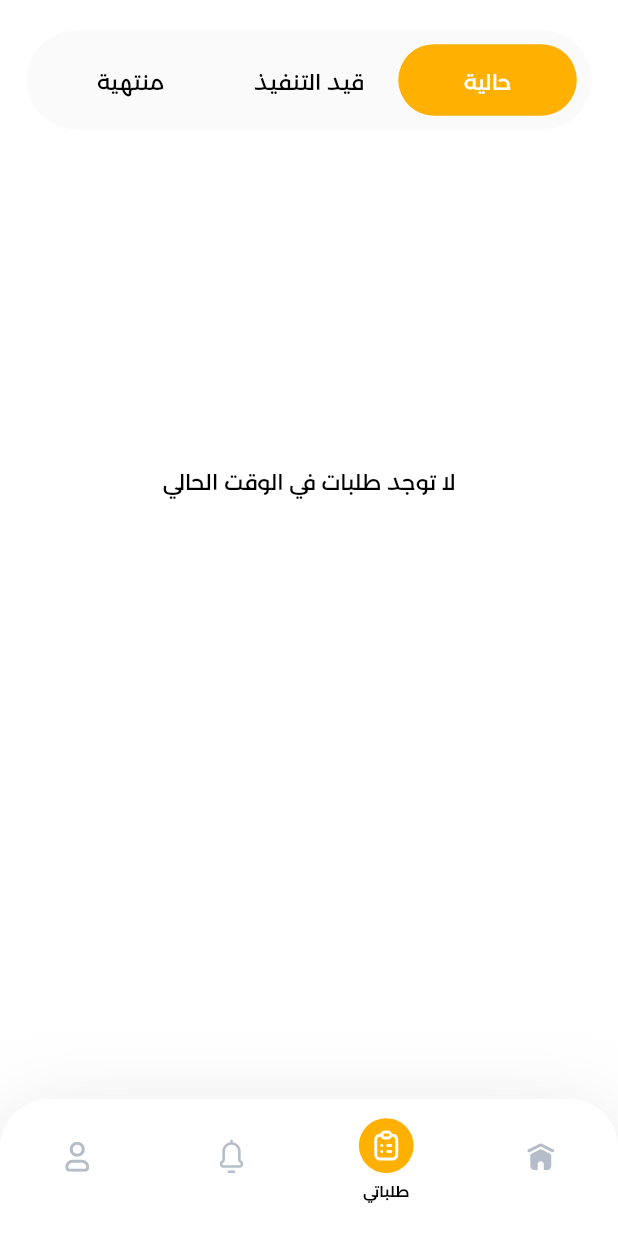
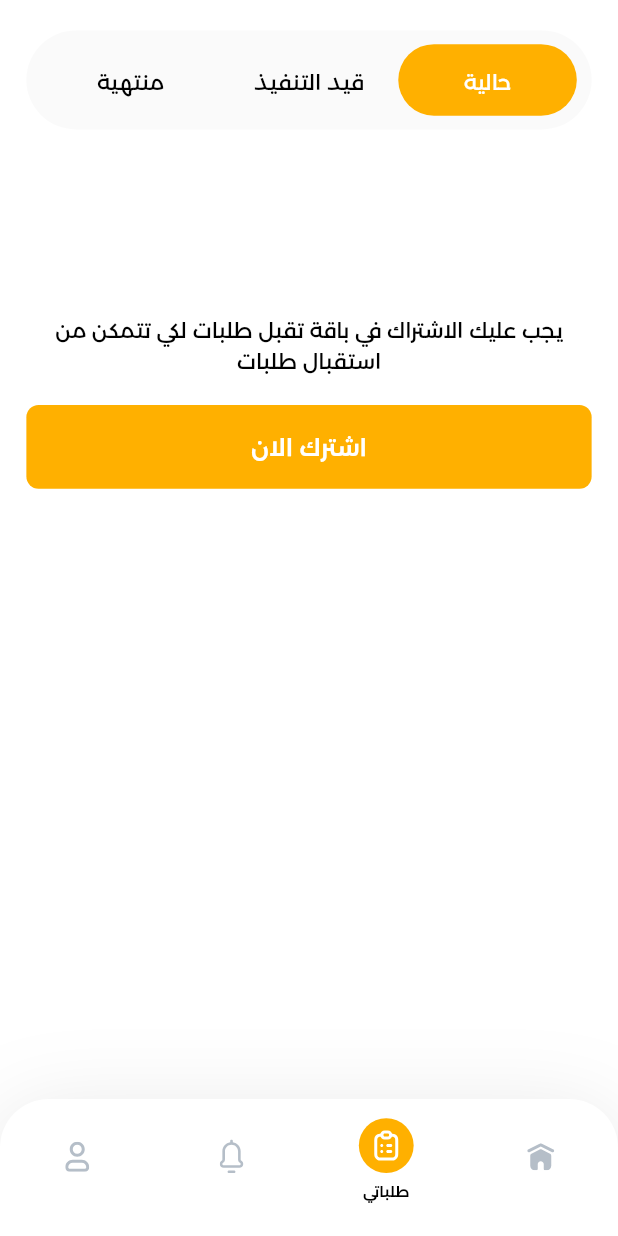
Before and after one commit to kayanteam/Tasty-Choise_Provider_Flutter, a Flutter app: the MainScreen screen opened directly, item 3 of the bottom bar chosen, on a phone screen of 412 x 824 dp. Run offline on Flutter 3.47's test engine with Material 2 defaults, Android fonts, the phone set to English and light mode, and no system bars; drawn by our look-alikes of pull_to_refresh; our stand-ins replace bloc, dartz, dio, file_picker, firebase_core, firebase_crashlytics and 13 more; missing offline and left inert: video_thumbnail; accounts and stored records are empty; generated files the repository leaves out were written again; network calls fail; project files that could hold a hidden picture were left out.

Commit message:
finish app

```diff
--- a/lib/core/components/terms_and_privacy_widget.dart
+++ b/lib/core/components/terms_and_privacy_widget.dart
@@ -30,6 +30,7 @@ class _TermsAndPrivacyPolicyWidgetState
             setState(() {
               enabled = !enabled;
             });
+            AuthCubit.get(context).changeAgree(enabled);
           },
           child: MyContainerShape(
             height: 24,
--- a/lib/core/storage/pref/pref_keys.dart
+++ b/lib/core/storage/pref/pref_keys.dart
@@ -14,6 +14,7 @@ class PrefKeys {
   static const String IMAGE_USER = 'image';
   static const String MANAGER_NAME = 'manager_name';
   static const String EMAIL = 'email';
+  static const String IS_SUBSCRIBE = 'is_subs';
 
   // ! Lang
   static const String LANG = 'lang';
--- a/lib/core/storage/pref/shared_pref_controller.dart
+++ b/lib/core/storage/pref/shared_pref_controller.dart
@@ -29,6 +29,8 @@ class SharedPrefController {
     await _preferences.setString(PrefKeys.TOKEN, user.token ?? "");
     await _preferences.setString(PrefKeys.EMAIL, user.email ?? "");
     await _preferences.setString(PrefKeys.MANAGER_NAME, user.mangerName ?? "");
+    await _preferences.setBool(
+        PrefKeys.IS_SUBSCRIBE, user.isSubscribed ?? false);
     return await _preferences.setString(PrefKeys.IMAGE_USER, user.image ?? "");
   }
 
@@ -40,6 +42,7 @@ class SharedPrefController {
     String managerName = _preferences.getString(PrefKeys.MANAGER_NAME) ?? "";
     String image = _preferences.getString(PrefKeys.IMAGE_USER) ?? "";
     String email = _preferences.getString(PrefKeys.EMAIL) ?? "";
+    bool? isSubs = _preferences.getBool(PrefKeys.IS_SUBSCRIBE);
 
     return UserModel(
       id: id,
@@ -49,6 +52,7 @@ class SharedPrefController {
       mangerName: managerName,
       image: image,
       email: email,
+      isSubscribed: isSubs,
     );
   }
 
--- a/lib/future/auth/models/user_model.dart
+++ b/lib/future/auth/models/user_model.dart
@@ -6,6 +6,7 @@ class UserModel {
   String? email;
   String? token;
   String? mangerName;
+  bool? isSubscribed;
 
   UserModel(
       {this.id,
@@ -14,6 +15,7 @@ class UserModel {
       this.phone,
       this.email,
       this.token,
+      this.isSubscribed,
       this.mangerName});
 
   UserModel.fromJson(Map<String, dynamic> json) {
@@ -24,6 +26,7 @@ class UserModel {
     email = json['email'];
     token = json['token'];
     mangerName = json['manger_name'];
+    isSubscribed = json['is_subscribed'];
   }
 
   Map<String, dynamic> toJson() {
@@ -35,6 +38,8 @@ class UserModel {
     data['email'] = email;
     data['token'] = token;
     data['manger_name'] = mangerName;
+    data['is_subscribed'] = isSubscribed;
+
     return data;
   }
 }
--- a/lib/future/home/presentation/pages/nav/order/order.dart
+++ b/lib/future/home/presentation/pages/nav/order/order.dart
@@ -3,11 +3,14 @@ import 'package:flutter_screenutil/flutter_screenutil.dart';
 import 'package:flutter/material.dart';
 import 'package:pull_to_refresh/pull_to_refresh.dart';
 import 'package:tasty_choise_provider/core/components/my_contianer_shape.dart';
+import 'package:tasty_choise_provider/core/components/my_elevated_button.dart';
 import 'package:tasty_choise_provider/core/components/my_text.dart';
 import 'package:tasty_choise_provider/core/utils/app_colors.dart';
 import 'package:tasty_choise_provider/core/utils/app_helpers.dart';
+import 'package:tasty_choise_provider/future/auth/presentation/manager/auth_cubit/auth_cubit.dart';
 import 'package:tasty_choise_provider/future/home/models/order/order.dart';
 import 'package:tasty_choise_provider/future/home/presentation/manager/order_cubit/order_cubit.dart';
+import 'package:tasty_choise_provider/future/home/presentation/pages/nav/profile/subscribtion_screen.dart';
 import 'package:tasty_choise_provider/future/home/presentation/widget/item_product.dart';
 
 class Order extends StatelessWidget {
@@ -69,7 +72,9 @@ class Order extends StatelessWidget {
             ),
             SizedBox(height: 20.h),
             Expanded(
-              child: BlocConsumer<OrderCubit, OrderState>(
+              child: BlocBuilder<AuthCubit, AuthState>(
+                builder: (context, state) {
+                  return BlocConsumer<OrderCubit, OrderState>(
                     listener: (context, state) {
                       if (state is OrdersFailure) {
                         AppHelpers.showSnackBar(context,
@@ -83,7 +88,27 @@ class Order extends StatelessWidget {
                       }
 
                       List<OrderModel> orders = OrderCubit.get(context).orders;
-                  return orders.length == 0
+                      return OrderCubit.get(context).indexTap == 0 &&
+                              !AuthCubit.get(context).isSubscribe
+                          ? Column(
+                              children: [
+                                SizedBox(height: 100.h),
+                                MyText(
+                                    textAlign: TextAlign.center,
+                                    title:
+                                        'يجب عليك الاشتراك في باقة تقبل طلبات لكي تتمكن من استقبال طلبات'),
+                                SizedBox(height: 20),
+                                MyElevatedButton(
+                                  title: "اشترك الان",
+                                  onPressed: () {
+                                    AppHelpers.navigationToPage(
+                                        context, SubscirbtionScreen());
+                                  },
+                                  fontSize: 16,
+                                )
+                              ],
+                            )
+                          : orders.length == 0
                               ? SmartRefresher(
                                   enablePullDown: true,
                                   enablePullUp: true,
@@ -116,6 +141,8 @@ class Order extends StatelessWidget {
                                       return ItemProduct(order: orders[index]);
                                     },
                                   ),
+                                );
+                    },
                   );
                 },
               ),
--- a/lib/future/home/presentation/pages/nav/profile/subscribtion_screen.dart
+++ b/lib/future/home/presentation/pages/nav/profile/subscribtion_screen.dart
@@ -146,7 +146,7 @@ class _SubscirbtionScreenState extends State<SubscirbtionScreen> {
                           onPressed: subs[index].isSubscribed == 'unsubscribe'
                               ? () {
                                   ProfileCubit.get(context)
-                                      .subscribe(subs[index].id!);
+                                      .subscribe(context, subs[index].id!);
                                 }
                               : null,
                           borderRaduis: 30,
--- a/pubspec.yaml
+++ b/pubspec.yaml
@@ -59,6 +59,7 @@ dependencies:
   firebase_messaging: ^14.6.4
   firebase_analytics: ^10.4.3
   firebase_crashlytics: ^3.3.3
+  http: ^1.1.0
 
 
 
```
Also changed, not shown: lib/future/auth/presentation/manager/auth_cubit/auth_cubit.dart (+12 -2 lines), lib/future/home/presentation/manager/profile/profile_cubit.dart (+5 -2 lines), pubspec.lock. Lines whose indentation alone changed are shown as unchanged.
